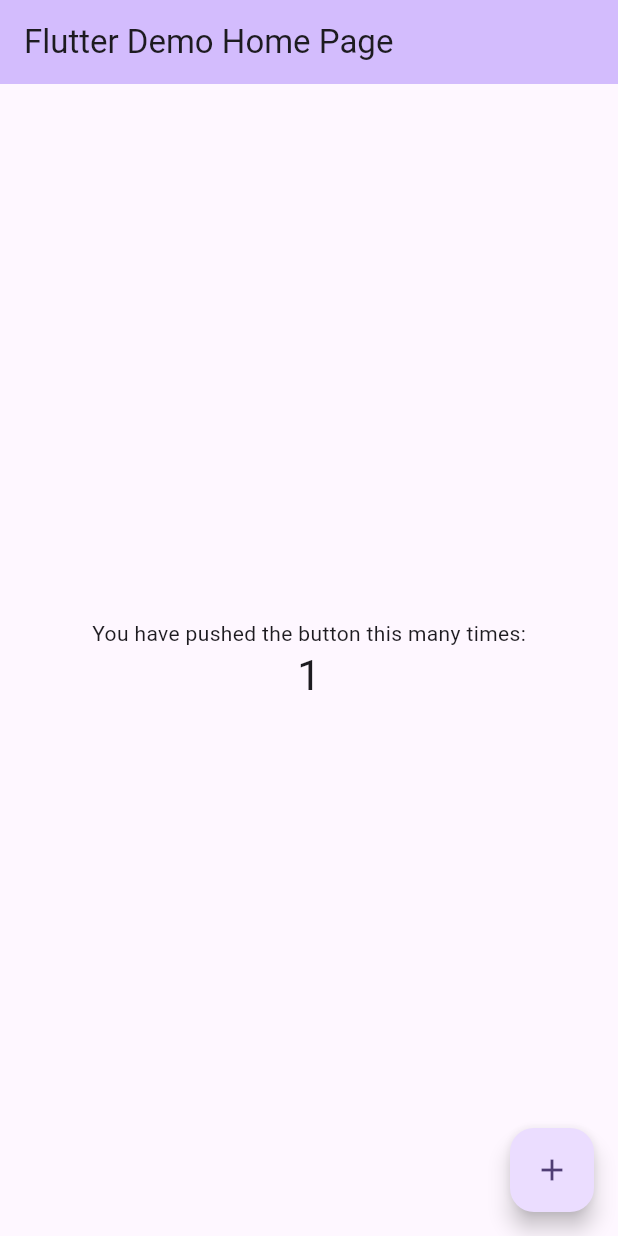
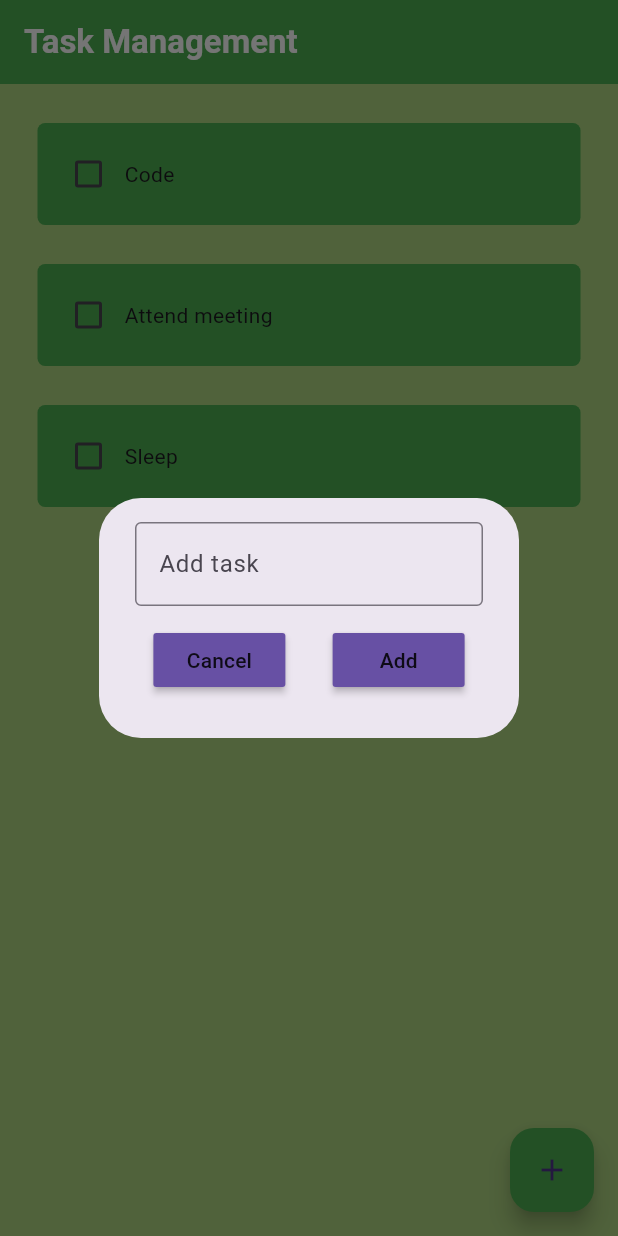
Before and after one commit to robertjmaneno/state_management-riverpod, a Flutter app: the screen it shows after launch, after a tap on the "add" icon, on a phone screen of 412 x 824 dp. Run offline on Flutter 3.47's test engine with Material 3 defaults, Android fonts, the phone set to English and light mode, and no system bars.

Commit message:
Implemented task management

```diff
--- a/lib/main.dart
+++ b/lib/main.dart
@@ -1,125 +1,80 @@
 import 'package:flutter/material.dart';
+import 'package:task_management/pages/dialog_box.dart';
+import 'package:task_management/pages/todo_tile.dart';
 
 void main() {
-  runApp(const MyApp());
+  runApp(const MaterialApp(
+    debugShowCheckedModeBanner: false,
+    home: TaskManagement(),
+  ));
 }
 
-class MyApp extends StatelessWidget {
-  const MyApp({super.key});
+class TaskManagement extends StatefulWidget {
+  const TaskManagement({super.key});
 
-  // This widget is the root of your application.
   @override
-  Widget build(BuildContext context) {
-    return MaterialApp(
-      title: 'Flutter Demo',
-      theme: ThemeData(
-        // This is the theme of your application.
-        //
-        // TRY THIS: Try running your application with "flutter run". You'll see
-        // the application has a purple toolbar. Then, without quitting the app,
-        // try changing the seedColor in the colorScheme below to Colors.green
-        // and then invoke "hot reload" (save your changes or press the "hot
-        // reload" button in a Flutter-supported IDE, or press "r" if you used
-        // the command line to start the app).
-        //
-        // Notice that the counter didn't reset back to zero; the application
-        // state is not lost during the reload. To reset the state, use hot
-        // restart instead.
-        //
-        // This works for code too, not just values: Most code changes can be
-        // tested with just a hot reload.
-        colorScheme: ColorScheme.fromSeed(seedColor: Colors.deepPurple),
-        useMaterial3: true,
-      ),
-      home: const MyHomePage(title: 'Flutter Demo Home Page'),
-    );
-  }
+  State<TaskManagement> createState() => _TaskManagementState();
 }
 
-class MyHomePage extends StatefulWidget {
-  const MyHomePage({super.key, required this.title});
+class _TaskManagementState extends State<TaskManagement> {
+  final List _toDoList = [
+    ["Code", false],
+    ["Attend meeting", false],
+    ["Sleep", false],
+  ];
 
-  // This widget is the home page of your application. It is stateful, meaning
-  // that it has a State object (defined below) that contains fields that affect
-  // how it looks.
+  final TextEditingController _controller = TextEditingController();
 
-  // This class is the configuration for the state. It holds the values (in this
-  // case the title) provided by the parent (in this case the App widget) and
-  // used by the build method of the State. Fields in a Widget subclass are
-  // always marked "final".
+  void tickBoxChecked(bool? value, int index) {
+    setState(() {
+      _toDoList[index][1] = !_toDoList[index][1];
+    });
+  }
 
-  final String title;
-
-  @override
-  State<MyHomePage> createState() => _MyHomePageState();
-}
-
-class _MyHomePageState extends State<MyHomePage> {
-  int _counter = 0;
-
-  void _incrementCounter() {
-    setState(() {
-      // This call to setState tells the Flutter framework that something has
-      // changed in this State, which causes it to rerun the build method below
-      // so that the display can reflect the updated values. If we changed
-      // _counter without calling setState(), then the build method would not be
-      // called again, and so nothing would appear to happen.
-      _counter++;
+  void createTask() {
+    showDialog(
+      context: context,
+      builder: (context) {
+        return AlertDialogBox(
+          controller: _controller,
+        );
+      },
+    ).then((value) {
+      if (value != null && value.isNotEmpty) {
+        setState(() {
+          _toDoList.add([value, false]);
+        });
+        _controller.clear();
+      }
     });
   }
 
   @override
   Widget build(BuildContext context) {
-    // This method is rerun every time setState is called, for instance as done
-    // by the _incrementCounter method above.
-    //
-    // The Flutter framework has been optimized to make rerunning build methods
-    // fast, so that you can just rebuild anything that needs updating rather
-    // than having to individually change instances of widgets.
     return Scaffold(
+      backgroundColor: Colors.lightGreen[300],
       appBar: AppBar(
-        // TRY THIS: Try changing the color here to a specific color (to
-        // Colors.amber, perhaps?) and trigger a hot reload to see the AppBar
-        // change color while the other colors stay the same.
-        backgroundColor: Theme.of(context).colorScheme.inversePrimary,
-        // Here we take the value from the MyHomePage object that was created by
-        // the App.build method, and use it to set our appbar title.
-        title: Text(widget.title),
-      ),
-      body: Center(
-        // Center is a layout widget. It takes a single child and positions it
-        // in the middle of the parent.
-        child: Column(
-          // Column is also a layout widget. It takes a list of children and
-          // arranges them vertically. By default, it sizes itself to fit its
-          // children horizontally, and tries to be as tall as its parent.
-          //
-          // Column has various properties to control how it sizes itself and
-          // how it positions its children. Here we use mainAxisAlignment to
-          // center the children vertically; the main axis here is the vertical
-          // axis because Columns are vertical (the cross axis would be
-          // horizontal).
-          //
-          // TRY THIS: Invoke "debug painting" (choose the "Toggle Debug Paint"
-          // action in the IDE, or press "p" in the console), to see the
-          // wireframe for each widget.
-          mainAxisAlignment: MainAxisAlignment.center,
-          children: <Widget>[
-            const Text(
-              'You have pushed the button this many times:',
-            ),
-            Text(
-              '$_counter',
-              style: Theme.of(context).textTheme.headlineMedium,
-            ),
-          ],
+        backgroundColor: Colors.green,
+        title: const Text(
+          'Task Management',
+          style: TextStyle(color: Colors.white, fontWeight: FontWeight.bold),
         ),
       ),
       floatingActionButton: FloatingActionButton(
-        onPressed: _incrementCounter,
-        tooltip: 'Increment',
+        onPressed: createTask,
+        backgroundColor: Colors.green,
         child: const Icon(Icons.add),
-      ), // This trailing comma makes auto-formatting nicer for build methods.
+      ),
+      body: ListView.builder(
+        itemCount: _toDoList.length,
+        itemBuilder: (context, index) {
+          return TodoListTile(
+            taskName: _toDoList[index][0],
+            isChecked: _toDoList[index][1],
+            onChanged: (value) => tickBoxChecked(value, index),
+          );
+        },
+      ),
     );
   }
 }
--- /dev/null
+++ b/lib/pages/button.dart
@@ -0,0 +1,19 @@
+import 'package:flutter/material.dart';
+
+class MyButton extends StatelessWidget {
+  final String name;
+  final VoidCallback onPressed;
+
+  const MyButton({super.key, required this.name, required this.onPressed});
+
+  @override
+  Widget build(BuildContext context) {
+    final theme = Theme.of(context).primaryColor;
+
+    return MaterialButton(
+      onPressed: onPressed,
+      color: theme,
+      child: Text(name),
+    );
+  }
+}
--- /dev/null
+++ b/lib/pages/dialog_box.dart
@@ -0,0 +1,34 @@
+import 'package:flutter/material.dart';
+import 'package:task_management/pages/button.dart';
+
+class AlertDialogBox extends StatelessWidget {
+  TextEditingController controller = TextEditingController();
+  AlertDialogBox({super.key, required this.controller});
+
+  @override
+  Widget build(BuildContext context) {
+    return AlertDialog(
+      content: SizedBox(
+        height: 120,
+        child: Column(
+          children: [
+            TextField(
+              controller: controller,
+              decoration: InputDecoration(
+                  border: OutlineInputBorder(), hintText: 'Add task'),
+            ),
+            const SizedBox(height: 12),
+            Row(
+              mainAxisAlignment: MainAxisAlignment.spaceEvenly,
+              children: [
+                MyButton(name: "Cancel", onPressed: () {}),
+                const SizedBox(width: 7),
+                MyButton(name: "Add", onPressed: () {}),
+              ],
+            )
+          ],
+        ),
+      ),
+    );
+  }
+}
--- /dev/null
+++ b/lib/pages/todo_tile.dart
@@ -0,0 +1,44 @@
+import 'package:flutter/material.dart';
+
+class TodoListTile extends StatelessWidget {
+  final String taskName;
+  final bool isChecked;
+  final ValueChanged<bool?> onChanged;
+
+  const TodoListTile({
+    super.key,
+    required this.taskName,
+    required this.isChecked,
+    required this.onChanged,
+  });
+
+  @override
+  Widget build(BuildContext context) {
+    return Padding(
+      padding: const EdgeInsets.only(right: 25, left: 25, top: 26),
+      child: Container(
+        padding: const EdgeInsets.all(10),
+        decoration: BoxDecoration(
+          borderRadius: BorderRadius.circular(5),
+          color: Colors.green,
+        ),
+        child: Row(
+          children: [
+            Checkbox(
+              value: isChecked,
+              onChanged: onChanged,
+              activeColor: Colors.black,
+            ),
+            Text(
+              taskName,
+              style: TextStyle(
+                  decoration: isChecked
+                      ? TextDecoration.lineThrough
+                      : TextDecoration.none),
+            ),
+          ],
+        ),
+      ),
+    );
+  }
+}
```
Also changed, not shown: 1 other file.
